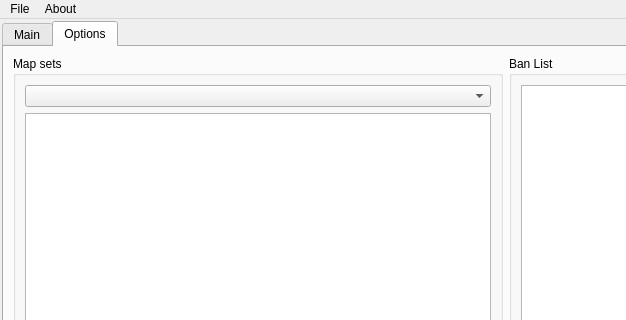
teamexeempire/disasterserver, file BetterServerGUI/mainwindow.ui: the form before one commit; both pictures show x 0 to 626 and y 0 to 320 of the 767 by 458 pixel window.
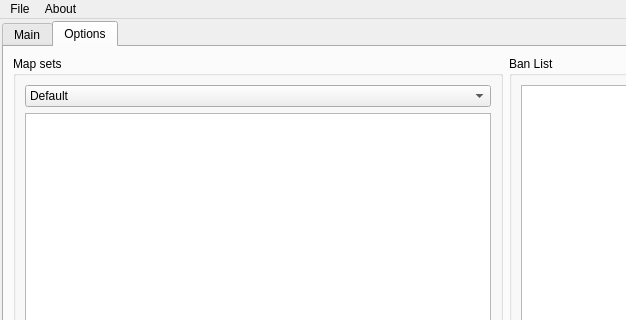
The form after the commit. The open tabs and pages were chosen to show the change.

Diff of the .ui file:
```diff
--- a/BetterServerGUI/mainwindow.ui
+++ b/BetterServerGUI/mainwindow.ui
@@ -237,9 +237,6 @@
                <property name="toolTip">
                 <string>Select map list preset</string>
                </property>
-               <property name="placeholderText">
-                <string>Select preset...</string>
-               </property>
                <property name="modelColumn">
                 <number>0</number>
                </property>
```
